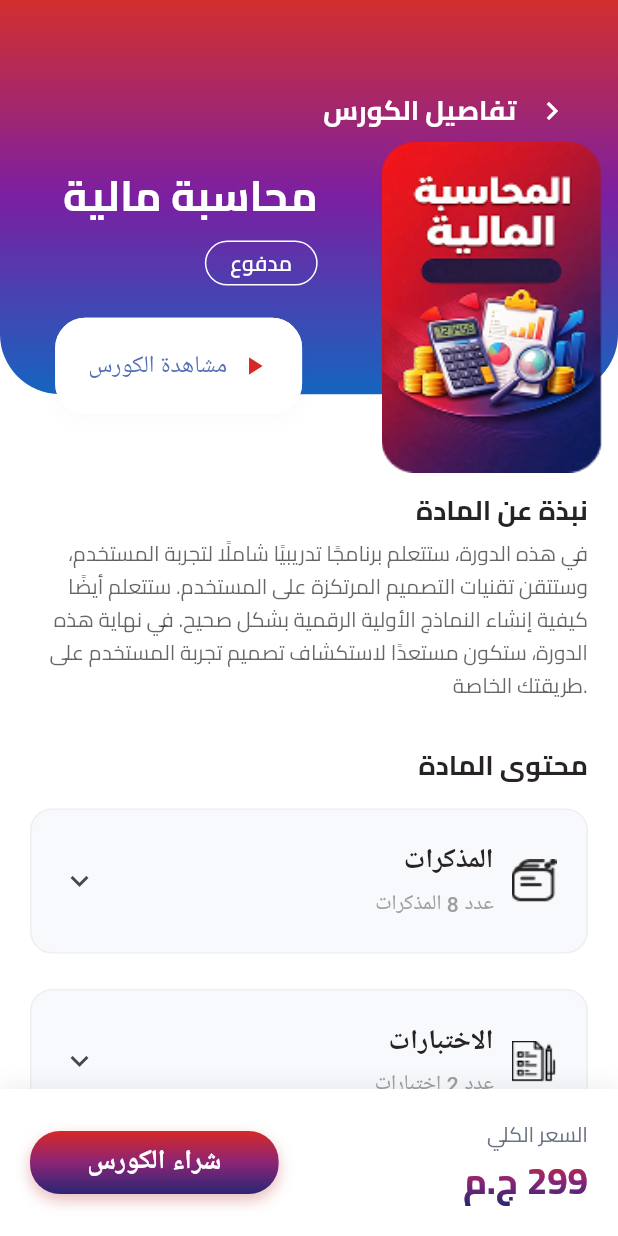
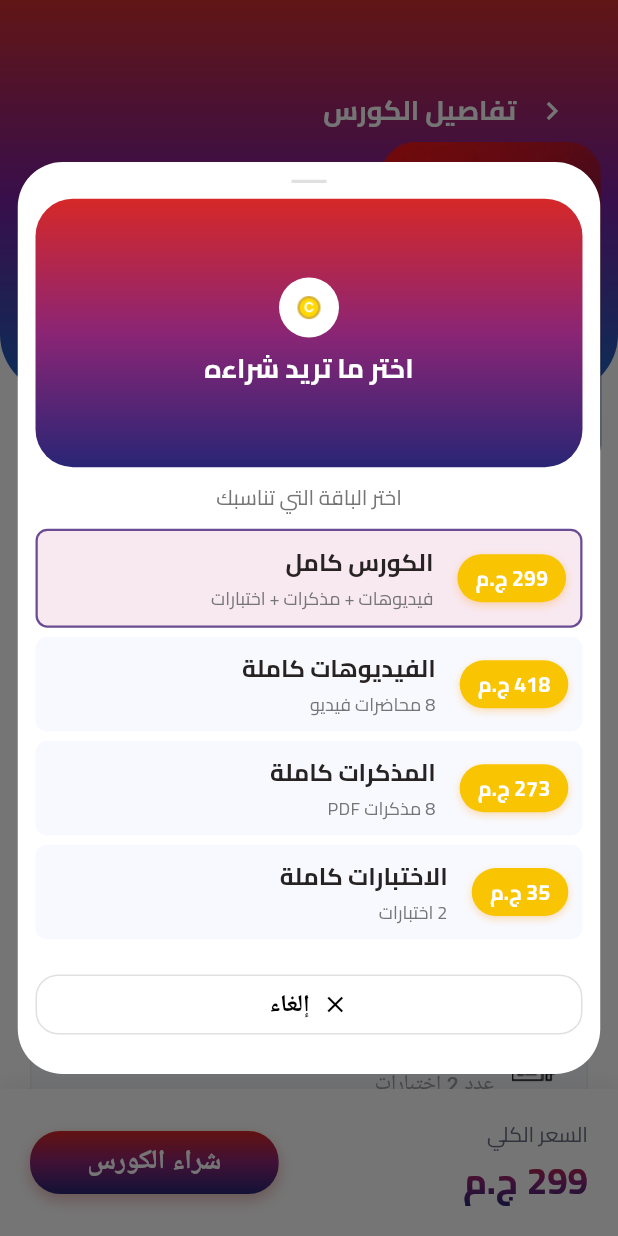
Before and after one commit to Mohamed1Hamada/Bengo-app, a Flutter app: the CourseDetailsView screen opened by its route, after a tap on "شراء الكورس", on a phone screen of 412 x 824 dp. Run offline on Flutter 3.47's test engine with Material 3 defaults, Android fonts, the phone set to English and light mode, and no system bars; our stand-ins replace cached_network_image, flutter_screenutil, font_awesome_flutter, go_router.

Commit message:
select package done

```diff
--- a/lib/Features/course_details/presentation/view/widgets/buy_course_bottom_bar.dart
+++ b/lib/Features/course_details/presentation/view/widgets/buy_course_bottom_bar.dart
@@ -1,3 +1,4 @@
+import 'package:bengo_app/Features/select_package/presentation/views/select_package_view.dart';
 import 'package:bengo_app/core/utils/styles.dart';
 import 'package:flutter/material.dart';
 import 'package:flutter_screenutil/flutter_screenutil.dart';
@@ -13,7 +14,7 @@ class BuyCourseBottomBar extends StatelessWidget {
         color: Colors.white,
         boxShadow: [
           BoxShadow(
-            color: Colors.black.withOpacity(0.05),
+            color: Colors.black.withValues(alpha: 0.05),
             blurRadius: 10,
             offset: const Offset(0, -5),
           ),
@@ -31,14 +32,23 @@ class BuyCourseBottomBar extends StatelessWidget {
                 borderRadius: BorderRadius.circular(20),
                 boxShadow: [
                   BoxShadow(
-                    color: const Color(0xFFB71C1C).withOpacity(0.3),
+                    color: const Color(0xFFB71C1C).withValues(alpha: 0.3),
                     blurRadius: 8,
                     offset: const Offset(0, 4),
                   ),
                 ],
               ),
               child: ElevatedButton(
-                onPressed: () {},
+                onPressed: () {
+                  showDialog(
+                    context: context,
+                    builder: (context) => Dialog(
+                      backgroundColor: Colors.transparent,
+                      insetPadding: EdgeInsets.symmetric(horizontal: 20.w),
+                      child: const SelectPackageView(),
+                    ),
+                  );
+                },
                 style: ElevatedButton.styleFrom(
                   backgroundColor: Colors.transparent,
                   shadowColor: Colors.transparent,
--- /dev/null
+++ b/lib/Features/select_package/presentation/views/select_package_view.dart
@@ -0,0 +1,37 @@
+import 'package:bengo_app/Features/select_package/presentation/views/widgets/select_package_body.dart';
+import 'package:flutter/material.dart';
+
+class SelectPackageView extends StatefulWidget {
+  const SelectPackageView({super.key});
+
+  @override
+  State<SelectPackageView> createState() => _SelectPackageViewState();
+}
+
+class _SelectPackageViewState extends State<SelectPackageView> {
+  int selectedIndex = 0;
+
+  void onPackageSelected(int index) {
+    setState(() {
+      selectedIndex = index;
+    });
+  }
+
+  @override
+  Widget build(BuildContext context) {
+    return Directionality(
+      textDirection: TextDirection.rtl,
+      child: Container(
+        decoration: const BoxDecoration(
+          color: Colors.white,
+          borderRadius: BorderRadius.all(Radius.circular(30)),
+        ),
+
+        child: SelectPackageBody(
+          selectedIndex: selectedIndex,
+          onPackageSelected: onPackageSelected,
+        ),
+      ),
+    );
+  }
+}
--- /dev/null
+++ b/lib/Features/select_package/presentation/views/widgets/purchase_option_tile.dart
@@ -0,0 +1,86 @@
+import 'package:bengo_app/core/utils/styles.dart';
+import 'package:flutter/material.dart';
+import 'package:flutter_screenutil/flutter_screenutil.dart';
+
+class PurchaseOptionTile extends StatelessWidget {
+  final String title;
+  final String description;
+  final String price;
+  final bool isSelected;
+  final VoidCallback onTap;
+
+  const PurchaseOptionTile({
+    super.key,
+    required this.title,
+    required this.description,
+    required this.price,
+    required this.isSelected,
+    required this.onTap,
+  });
+
+  @override
+  Widget build(BuildContext context) {
+    return GestureDetector(
+      onTap: onTap,
+      child: Container(
+        margin: EdgeInsets.only(bottom: 12.h),
+        padding: EdgeInsets.all(16.w),
+        decoration: BoxDecoration(
+          // تغيير اللون بناءً على حالة الاختيار
+          color: isSelected ? const Color(0xFFF8E8F0) : const Color(0xFFF8F9FF),
+          borderRadius: BorderRadius.circular(15.r),
+          border: Border.all(
+            color: isSelected ? const Color(0xFF6A4C93) : Colors.transparent,
+            width: isSelected ? 1.5 : 0,
+          ),
+        ),
+        child: Row(
+          mainAxisAlignment: MainAxisAlignment.spaceBetween,
+          children: [
+            Container(
+              padding: const EdgeInsets.symmetric(horizontal: 12, vertical: 6),
+              decoration: BoxDecoration(
+                color: const Color(0xFFF9C402),
+                borderRadius: BorderRadius.circular(20),
+                boxShadow: [
+                  BoxShadow(
+                    color: Colors.orange.withValues(alpha: 0.3),
+                    blurRadius: 4,
+                    offset: const Offset(0, 2),
+                  ),
+                ],
+              ),
+              child: Text(
+                "$price ج.م",
+                style: Styles.textStyle14.copyWith(
+                  fontWeight: FontWeight.bold,
+                  color: Colors.white,
+                ),
+              ),
+            ),
+            const SizedBox(width: 16),
+            Expanded(
+              child: Column(
+                crossAxisAlignment: CrossAxisAlignment.start,
+                children: [
+                  Text(
+                    title,
+                    style: Styles.textStyle16.copyWith(
+                      fontWeight: FontWeight.bold,
+                      color: const Color(0xff272323),
+                    ),
+                  ),
+                  const SizedBox(height: 4),
+                  Text(
+                    description,
+                    style: Styles.textStyle12.copyWith(color: Colors.grey[600]),
+                  ),
+                ],
+              ),
+            ),
+          ],
+        ),
+      ),
+    );
+  }
+}
--- /dev/null
+++ b/lib/Features/select_package/presentation/views/widgets/select_package_body.dart
@@ -0,0 +1,142 @@
+import 'package:bengo_app/Features/select_package/presentation/views/widgets/purchase_option_tile.dart';
+import 'package:bengo_app/core/utils/styles.dart';
+import 'package:flutter/material.dart';
+import 'package:flutter_screenutil/flutter_screenutil.dart';
+
+class SelectPackageBody extends StatelessWidget {
+  final int selectedIndex;
+  final Function(int) onPackageSelected;
+
+  const SelectPackageBody({
+    super.key,
+    required this.selectedIndex,
+    required this.onPackageSelected,
+  });
+
+  @override
+  Widget build(BuildContext context) {
+    return Padding(
+      padding: EdgeInsets.all(20.w),
+      child: Column(
+        mainAxisSize: MainAxisSize.min,
+        children: [
+          Container(
+            width: 40.w,
+            height: 4.h,
+            decoration: BoxDecoration(
+              color: Colors.grey[300],
+              borderRadius: BorderRadius.circular(10),
+            ),
+          ),
+          SizedBox(height: 20.h),
+
+          // 2. الهيدر الملون
+          Container(
+            width: double.infinity,
+            padding: EdgeInsets.symmetric(vertical: 100.h),
+            decoration: BoxDecoration(
+              gradient: AppStyles.kSalaryHomeButton,
+              borderRadius: BorderRadius.circular(25),
+            ),
+            child: Column(
+              children: [
+                Container(
+                  width: 40,
+                  height: 40,
+                  decoration: const BoxDecoration(
+                    color: Colors.white,
+                    shape: BoxShape.circle,
+                  ),
+                  child: Center(
+                    child: Image.asset(
+                      "assets/images/cIcon.png",
+                      width: 35.w,
+                      height: 35.h,
+                    ),
+                  ),
+                ),
+                SizedBox(height: 15.h),
+                Text(
+                  "اختر ما تريد شراءه",
+                  style: Styles.textStyle18.copyWith(
+                    color: Colors.white,
+                    fontWeight: FontWeight.bold,
+                  ),
+                ),
+              ],
+            ),
+          ),
+          SizedBox(height: 20.h),
+          Text(
+            "اختر الباقة التي تناسبك",
+            style: Styles.textStyle14.copyWith(color: Colors.grey[600]),
+          ),
+          SizedBox(height: 20.h),
+
+          // 3. قائمة الباقات (نمرر الـ index والـ callback)
+          PurchaseOptionTile(
+            title: "الكورس كامل",
+            description: "فيديوهات + مذكرات + اختبارات",
+            price: "299",
+            isSelected: selectedIndex == 0,
+            onTap: () => onPackageSelected(0),
+          ),
+          PurchaseOptionTile(
+            title: "الفيديوهات كاملة",
+            description: "8 محاضرات فيديو",
+            price: "418",
+            isSelected: selectedIndex == 1,
+            onTap: () => onPackageSelected(1),
+          ),
+          PurchaseOptionTile(
+            title: "المذكرات كاملة",
+            description: "8 مذكرات PDF",
+            price: "273",
+            isSelected: selectedIndex == 2,
+            onTap: () => onPackageSelected(2),
+          ),
+          PurchaseOptionTile(
+            title: "الاختبارات كاملة",
+            description: "2 اختبارات",
+            price: "35",
+            isSelected: selectedIndex == 3,
+            onTap: () => onPackageSelected(3),
+          ),
+
+          SizedBox(height: 25.h),
+
+          // 4. زر الإلغاء
+          SizedBox(
+            width: double.infinity,
+            child: OutlinedButton(
+              onPressed: () => Navigator.pop(context),
+              style: OutlinedButton.styleFrom(
+                padding: EdgeInsets.symmetric(vertical: 15.h),
+                side: BorderSide(color: Colors.grey[300]!),
+                shape: RoundedRectangleBorder(
+                  borderRadius: BorderRadius.circular(15),
+                ),
+              ),
+              child: Row(
+                mainAxisAlignment: MainAxisAlignment.center,
+                children: [
+                  const Icon(Icons.close, size: 18, color: Colors.black),
+                  const SizedBox(width: 8),
+                  const Text(
+                    "إلغاء",
+                    style: TextStyle(
+                      color: Colors.black,
+                      fontSize: 16,
+                      fontWeight: FontWeight.bold,
+                    ),
+                  ),
+                ],
+              ),
+            ),
+          ),
+          SizedBox(height: 20.h),
+        ],
+      ),
+    );
+  }
+}
--- a/lib/core/utils/app_router.dart
+++ b/lib/core/utils/app_router.dart
@@ -14,6 +14,7 @@ import 'package:bengo_app/Features/Support/presentation/views/support_view.dart'
 import 'package:bengo_app/Features/course_details/presentation/view/course_details_view.dart';
 import 'package:bengo_app/Features/layout/presentation/views/main_layout_view.dart';
 import 'package:bengo_app/Features/onBoard/presentation/views/on_board_view.dart';
+import 'package:bengo_app/Features/select_package/presentation/views/select_package_view.dart';
 import 'package:bengo_app/Features/splash/presentation/views/splash_view.dart';
 import 'package:flutter/material.dart';
 import 'package:go_router/go_router.dart';
@@ -37,6 +38,7 @@ abstract class AppRouter {
   static const String kMainLayoutView = '/main-layout';
   static const String kEditMyProfileView = '/edit-my-profile';
   static const String kCourseDetailsView = '/course-detailsView';
+  static const String kSelectPackageView = '/select-packageView';
 
   static final GoRouter router = GoRouter(
     initialLocation: kSplashView,
@@ -149,6 +151,13 @@ abstract class AppRouter {
           state: state,
         ),
       ),
+      GoRoute(
+        path: kSelectPackageView,
+        pageBuilder: (context, state) => _buildCustomTransitionPage(
+          child: const SelectPackageView(),
+          state: state,
+        ),
+      ),
     ],
   );
 
```
Also changed, not shown: lib/Features/course_details/presentation/view/widgets/course_content_accordion.dart (+35 -5 lines), lib/Features/select_package/presentation/views/widgets/confirm_purchase_dialog.dart (added, +180 -0 lines), lib/Features/select_package/presentation/views/widgets/success_purchase_dialog.dart (added, +143 -0 lines), assets/images/cIcon.png (added).
